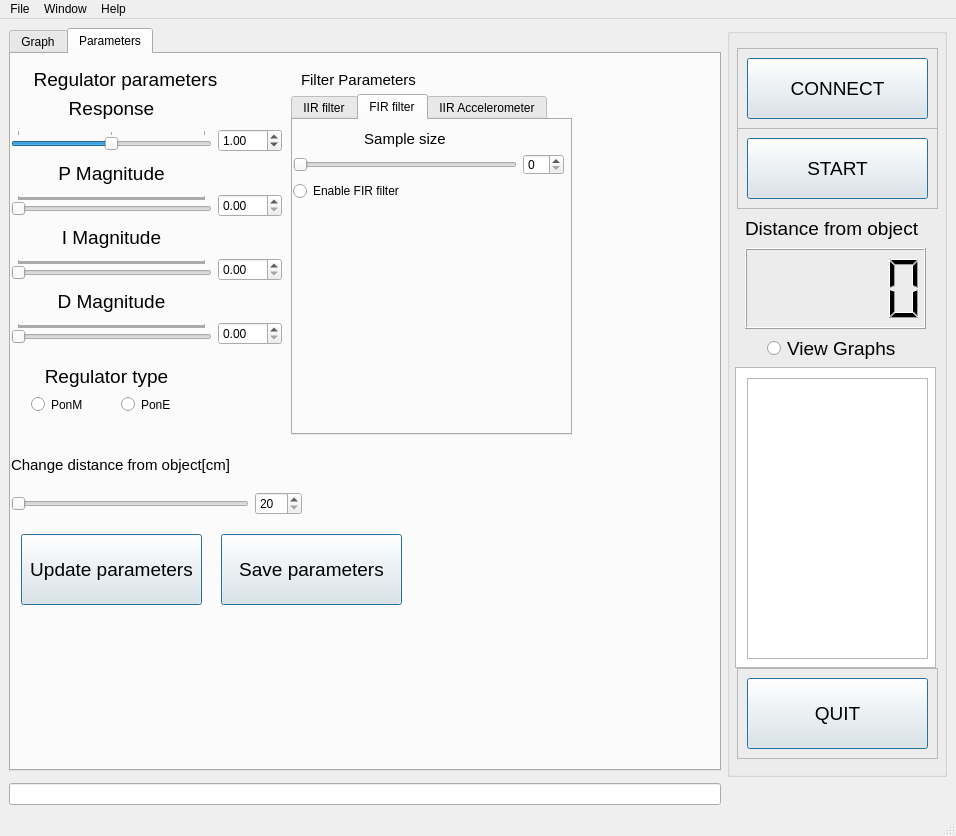
The window that Subsea_QT_GUI/nyttvindu.ui (VebjornRiiser/uis-subsea) describes before a commit, drawn with Qt 5.
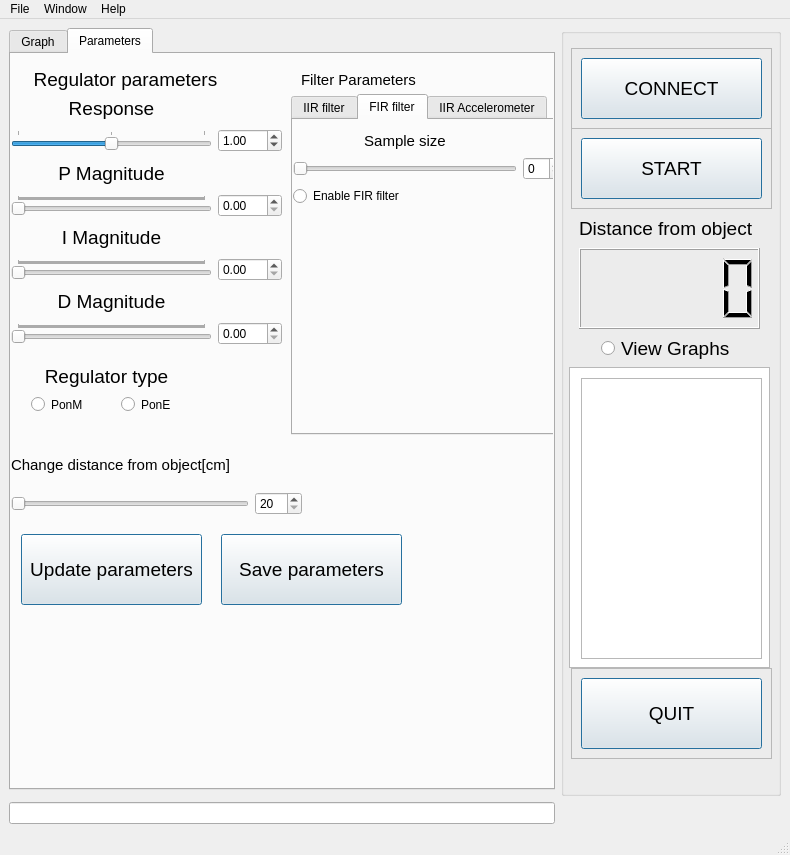
The same window after the commit. The open tabs and pages were chosen to show the change.

```diff
--- a/Subsea_QT_GUI/nyttvindu.ui
+++ b/Subsea_QT_GUI/nyttvindu.ui
@@ -9,8 +9,8 @@
    <rect>
     <x>0</x>
     <y>0</y>
-    <width>956</width>
-    <height>834</height>
+    <width>790</width>
+    <height>855</height>
    </rect>
   </property>
   <property name="sizePolicy">
@@ -248,8 +248,8 @@
         <string>&lt;!DOCTYPE HTML PUBLIC &quot;-//W3C//DTD HTML 4.0//EN&quot; &quot;http://www.w3.org/TR/REC-html40/strict.dtd&quot;&gt;
 &lt;html&gt;&lt;head&gt;&lt;meta name=&quot;qrichtext&quot; content=&quot;1&quot; /&gt;&lt;style type=&quot;text/css&quot;&gt;
 p, li { white-space: pre-wrap; }
-&lt;/style&gt;&lt;/head&gt;&lt;body style=&quot; font-family:'MS Shell Dlg 2'; font-size:8.25pt; font-weight:400; font-style:normal;&quot;&gt;
-&lt;p align=&quot;center&quot; style=&quot;-qt-paragraph-type:empty; margin-top:0px; margin-bottom:0px; margin-left:0px; margin-right:0px; -qt-block-indent:0; text-indent:0px;&quot;&gt;&lt;br /&gt;&lt;/p&gt;&lt;/body&gt;&lt;/html&gt;</string>
+&lt;/style&gt;&lt;/head&gt;&lt;body style=&quot; font-family:'Helvetica'; font-size:12pt; font-weight:400; font-style:normal;&quot;&gt;
+&lt;p align=&quot;center&quot; style=&quot;-qt-paragraph-type:empty; margin-top:0px; margin-bottom:0px; margin-left:0px; margin-right:0px; -qt-block-indent:0; text-indent:0px; font-family:'MS Shell Dlg 2'; font-size:8.25pt;&quot;&gt;&lt;br /&gt;&lt;/p&gt;&lt;/body&gt;&lt;/html&gt;</string>
        </property>
        <property name="overwriteMode">
         <bool>false</bool>
@@ -673,7 +673,7 @@
             <x>0</x>
             <y>10</y>
             <width>271</width>
-            <height>71</height>
+            <height>76</height>
            </rect>
           </property>
           <layout class="QGridLayout" name="gridLayout_5" columnstretch="1,0">
@@ -1156,8 +1156,8 @@
     <rect>
      <x>0</x>
      <y>0</y>
-     <width>956</width>
-     <height>21</height>
+     <width>790</width>
+     <height>24</height>
     </rect>
    </property>
    <widget class="QMenu" name="menuhallo">
```
